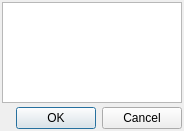
Before: the Qt Designer form trunk/src/gui/selectpattern.ui in trisyoungs/aten, drawn with Qt 5.
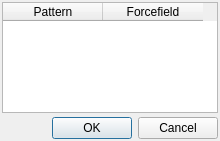
After: the same form once the commit is applied. Icons and pictures are not drawn.

Commit message: Set velocity and force colour scales to better defaults. Changing between orghographic and perspective views no longer loses the current view. Fixed small rendering artefact with top origin of spheres. Improved management of controls on forcefield page. Fixed Assign to Pattern button.

Patch:
```diff
--- a/trunk/src/gui/selectpattern.ui
+++ b/trunk/src/gui/selectpattern.ui
@@ -5,8 +5,8 @@
    <rect>
     <x>0</x>
     <y>0</y>
-    <width>184</width>
-    <height>131</height>
+    <width>220</width>
+    <height>141</height>
    </rect>
   </property>
   <property name="windowTitle" >
@@ -23,7 +23,27 @@
     <number>4</number>
    </property>
    <item>
-    <widget class="QListWidget" name="PatternList" />
+    <widget class="QTableWidget" name="PatternTable" >
+     <property name="editTriggers" >
+      <set>QAbstractItemView::NoEditTriggers</set>
+     </property>
+     <property name="selectionMode" >
+      <enum>QAbstractItemView::SingleSelection</enum>
+     </property>
+     <property name="selectionBehavior" >
+      <enum>QAbstractItemView::SelectRows</enum>
+     </property>
+     <column>
+      <property name="text" >
+       <string>Pattern</string>
+      </property>
+     </column>
+     <column>
+      <property name="text" >
+       <string>Forcefield</string>
+      </property>
+     </column>
+    </widget>
    </item>
    <item>
     <widget class="QDialogButtonBox" name="buttonBox" >
```
The commit also changes 12 other files.
